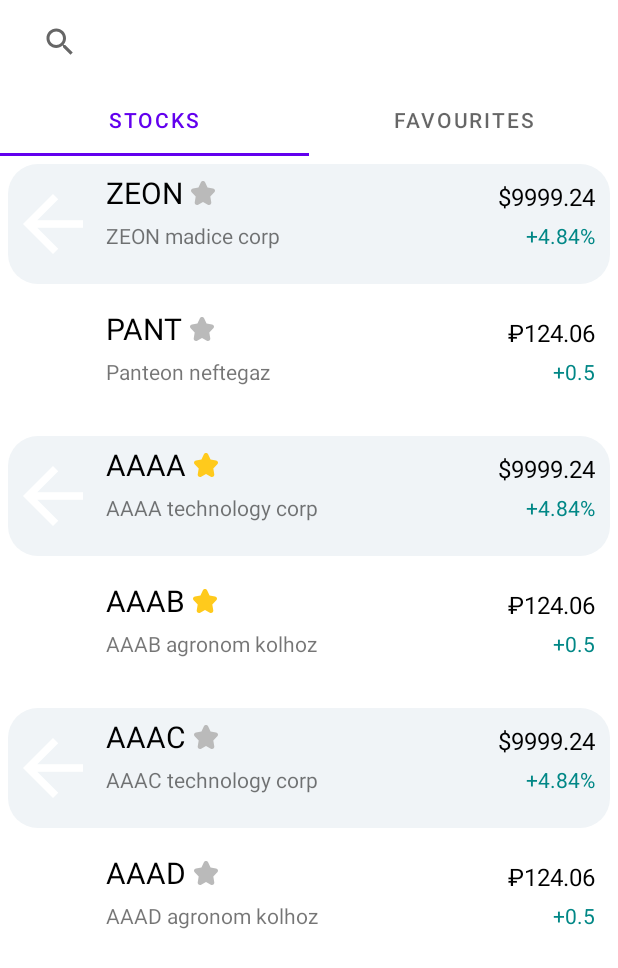
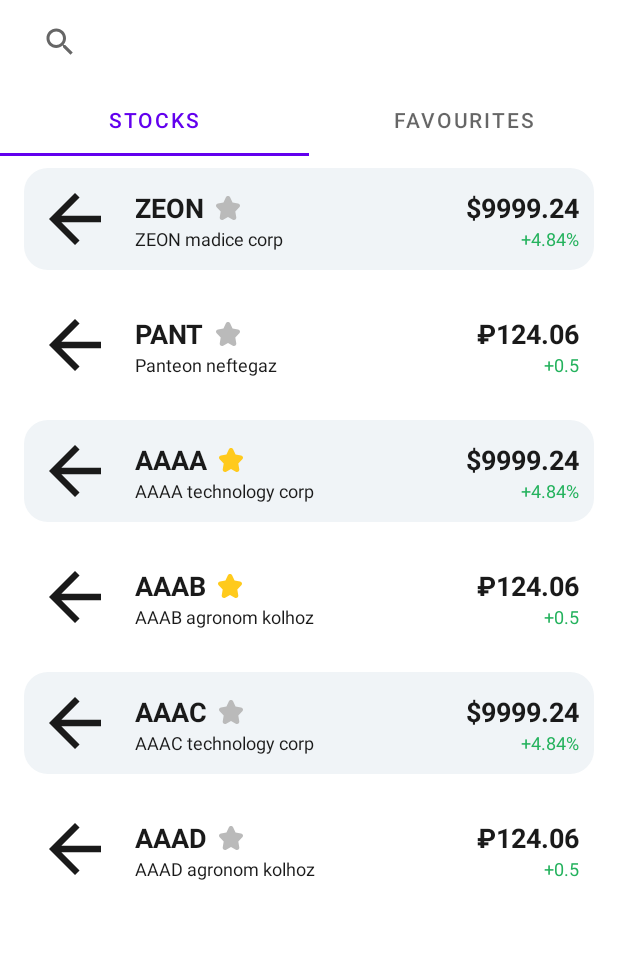
Before and after one commit to YuriZhuravlev/StockObserverApp, an Android app: the screen it shows after launch (MainActivity), on a phone screen of 412 x 824 dp. Shown: the top 968 px of the screen. Run offline under Robolectric (Android 15) with nearby library versions, the phone set to English and light mode, and no system bars.

Commit message:
Добавлены правильные цвета и размера

```diff
--- a/app/src/main/res/drawable/background_item.xml
+++ b/app/src/main/res/drawable/background_item.xml
@@ -1,5 +1,5 @@
 <?xml version="1.0" encoding="utf-8"?>
 <shape xmlns:android="http://schemas.android.com/apk/res/android">
     <solid android:color="@color/background" />
-    <corners android:radius="20.0dip" />
+    <corners android:radius="16.0dip" />
 </shape>
--- a/app/src/main/res/layout/fragment_list.xml
+++ b/app/src/main/res/layout/fragment_list.xml
@@ -9,6 +9,7 @@
         android:id="@+id/list_recycler_view"
         android:layout_width="match_parent"
         android:layout_height="match_parent"
+        android:layout_marginHorizontal="@dimen/app_margin"
         app:layoutManager="androidx.recyclerview.widget.LinearLayoutManager"
         tools:listitem="@layout/item_stock" />
 
--- a/app/src/main/res/layout/item_stock.xml
+++ b/app/src/main/res/layout/item_stock.xml
@@ -2,26 +2,28 @@
 <androidx.constraintlayout.widget.ConstraintLayout xmlns:android="http://schemas.android.com/apk/res/android"
     xmlns:app="http://schemas.android.com/apk/res-auto"
     android:layout_width="match_parent"
-    android:layout_height="80dp"
+    android:layout_height="68dp"
+    xmlns:tools="http://schemas.android.com/tools"
     android:layout_margin="@dimen/app_margin">
 
     <ImageView
         android:id="@+id/item_stock_image"
-        android:layout_width="60dp"
-        android:layout_height="60dp"
+        android:layout_width="52dp"
+        android:layout_height="52dp"
+        android:layout_margin="@dimen/app_margin"
         android:src="@drawable/abc_vector_test"
         app:layout_constraintBottom_toBottomOf="parent"
         app:layout_constraintStart_toStartOf="parent"
-        app:layout_constraintTop_toTopOf="parent" />
+        app:layout_constraintTop_toTopOf="parent"
+        app:tint="@color/black" />
 
     <TextView
         android:id="@+id/item_stock_title"
         android:layout_width="wrap_content"
         android:layout_height="wrap_content"
-        android:layout_margin="@dimen/app_margin"
-        android:text="SNKG"
-        android:textSize="20sp"
-        android:textColor="@color/black"
+        android:layout_margin="@dimen/title_margin"
+        style="@style/ItemTitle"
+        tools:text="SNKG"
         app:layout_constraintStart_toEndOf="@+id/item_stock_image"
         app:layout_constraintTop_toTopOf="parent" />
 
@@ -29,9 +31,9 @@
         android:id="@+id/item_stock_description"
         android:layout_width="wrap_content"
         android:layout_height="wrap_content"
-        android:layout_margin="@dimen/app_margin"
-        android:text="Description LTD"
-        app:layout_constraintStart_toEndOf="@+id/item_stock_image"
+        style="@style/ItemText"
+        tools:text="Description LTD"
+        app:layout_constraintStart_toStartOf="@+id/item_stock_title"
         app:layout_constraintTop_toBottomOf="@id/item_stock_title" />
 
     <ImageView
@@ -48,10 +50,10 @@
         android:id="@+id/item_stock_price"
         android:layout_width="wrap_content"
         android:layout_height="wrap_content"
-        android:text="$1.33"
-        android:textColor="@color/black"
-        android:textSize="16sp"
-        android:layout_marginEnd="10dp"
+        tools:text="$1.33"
+        style="@style/ItemTitle"
+        android:textAlignment="viewEnd"
+        android:layout_marginEnd="@dimen/item_end_margin"
         app:layout_constraintEnd_toEndOf="parent"
         app:layout_constraintBottom_toBottomOf="@id/item_stock_title" />
 
@@ -59,8 +61,10 @@
         android:id="@+id/item_stock_change_price"
         android:layout_width="wrap_content"
         android:layout_height="wrap_content"
-        android:text="+1.4%"
-        android:textColor="@color/teal_700"
+        tools:text="+1.4%"
+        style="@style/ItemText"
+        android:textAlignment="viewEnd"
+        android:textColor="@color/green"
         app:layout_constraintBottom_toBottomOf="@+id/item_stock_description"
         app:layout_constraintEnd_toEndOf="@+id/item_stock_price" />
 </androidx.constraintlayout.widget.ConstraintLayout>
--- a/app/src/main/res/values/colors.xml
+++ b/app/src/main/res/values/colors.xml
@@ -5,9 +5,11 @@
     <color name="purple_700">#FF3700B3</color>
     <color name="teal_200">#FF03DAC5</color>
     <color name="teal_700">#FF018786</color>
-    <color name="black">#FF000000</color>
+    <color name="black">#1A1A1A</color>
     <color name="white">#FFFFFFFF</color>
     <color name="background">#F0F4F7</color>
     <color name="grey">#BABABA</color>
     <color name="yellow">#FFCA1C</color>
+    <color name="green">#24B25D</color>
+    <color name="red">#B22424</color>
 </resources>
--- a/app/src/main/res/values/dimens.xml
+++ b/app/src/main/res/values/dimens.xml
@@ -1,4 +1,6 @@
 <?xml version="1.0" encoding="utf-8"?>
 <resources>
-    <dimen name="app_margin">5dp</dimen>
+    <dimen name="app_margin">8dp</dimen>
+    <dimen name="title_margin">14dp</dimen>
+    <dimen name="item_end_margin">10dp</dimen>
 </resources>
--- a/app/src/main/res/values/themes.xml
+++ b/app/src/main/res/values/themes.xml
@@ -13,4 +13,15 @@
         <item name="android:statusBarColor" tools:targetApi="l">?attr/colorPrimaryVariant</item>
         <!-- Customize your theme here. -->
     </style>
+
+    <style name="ItemTitle" parent="Theme.StockObserverApp">
+        <item name="android:textSize">18sp</item>
+        <item name="android:textColor">@color/black</item>
+        <item name="android:textStyle">bold</item>
+    </style>
+
+    <style name="ItemText" parent="Theme.StockObserverApp">
+        <item name="android:textColor">@color/black</item>
+        <item name="android:textSize">12sp</item>
+    </style>
 </resources>
```
